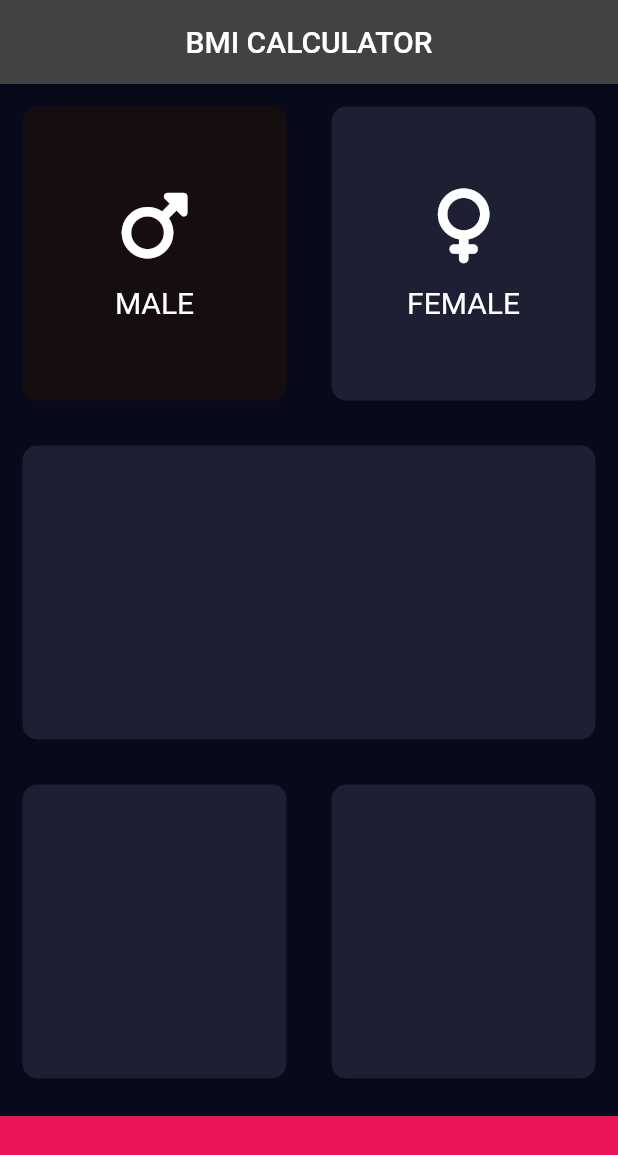
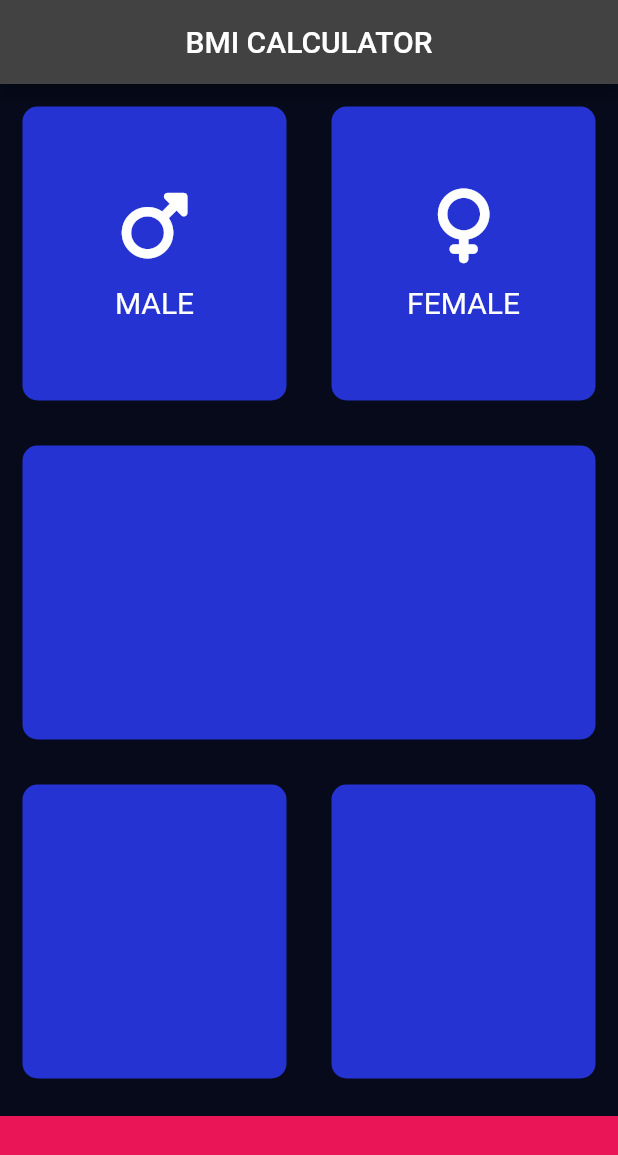
Before and after one commit to shardhayv/BMICalculator, a Flutter app: the screen it shows after launch, after a tap on "MALE", on a phone screen of 412 x 824 dp. Shown: the top 1155 px of the screen. Run offline on Flutter 3.47's test engine with Material 2 defaults, Android fonts, the phone set to English and light mode, and no system bars; our stand-ins replace font_awesome_flutter.

Commit message:
non working code for colour

```diff
--- a/lib/card_view.dart
+++ b/lib/card_view.dart
@@ -1,14 +1,22 @@
 import 'package:flutter/cupertino.dart';
 
 class ReusableCard extends StatelessWidget {
-  const ReusableCard({super.key, required this.colour, this.cardChild});
+  const ReusableCard({
+    super.key,
+    required this.colour,
+    this.cardChild,
+    required this.onPressed,
+  });
 
   final Color colour;
   final Widget? cardChild;
+  final Function() onPressed;
 
   @override
   Widget build(BuildContext context) {
-    return Container(
+    return GestureDetector(
+      onTap: onPressed,
+      child: Container(
         margin: const EdgeInsets.all(15),
         decoration: BoxDecoration(
           color: colour,
@@ -17,6 +25,7 @@ class ReusableCard extends StatelessWidget {
           ),
         ),
         child: cardChild,
+      ),
     );
   }
 }
--- a/lib/input_page.dart
+++ b/lib/input_page.dart
@@ -5,8 +5,8 @@ import 'card_view.dart';
 import 'icon_view.dart';
 
 const bottomContainerHeight = 80.0;
-const cardColour = Color(0xff1D1F33);
-const activeCardCOlour = Color.fromARGB(255, 22, 14, 14);
+const cardColour = Color.fromARGB(255, 37, 51, 210);
+const activeCardCOlour = Colors.yellow;
 const bottomCOntainerColour = Color(0xffEA1556);
 const iconColour = Color(0xffFFFFFF);
 const textColour = Color(0xffFFFFFF);
@@ -58,63 +58,65 @@ class _InputPageState extends State<InputPage> {
             child: Row(
               children: [
                 Expanded(
-                  child: GestureDetector(
-                    onTap: () {
-                      setState(() {
-                        selectedGender = Gender.male;
-                      });
+                  child: ReusableCard(
+                    colour: selectedGender == Gender.male
+                        ? activeCardCOlour
+                        : cardColour,
+                    onPressed: () {
+                      setState(
+                        () {
+                          selectedGender == Gender.male;
+                          print('Male clicked');
                         },
-                    child: ReusableCard(
+                      );
+                    },
                     cardChild: const CardData(
                       textColour: iconColour,
                       iconColour: textColour,
                       iconName: FontAwesomeIcons.mars,
                       label: 'MALE',
                     ),
-                      colour: selectedGender == Gender.male
-                          ? activeCardCOlour
-                          : cardColour,
-                    ),
                   ),
                 ),
                 Expanded(
-                  child: GestureDetector(
-                    onTap: () {
+                  child: ReusableCard(
+                    onPressed: () {
                       setState(() {
-                        selectedGender = Gender.female;
+                        selectedGender == Gender.female;
                       });
                     },
-                    child: ReusableCard(
+                    colour: selectedGender == Gender.female
+                        ? activeCardCOlour
+                        : cardColour,
                     cardChild: const CardData(
                       textColour: iconColour,
                       iconColour: textColour,
                       iconName: FontAwesomeIcons.venus,
                       label: 'FEMALE',
                     ),
-                      colour: selectedGender == Gender.female
-                          ? activeCardCOlour
-                          : cardColour,
-                    ),
                   ),
                 ),
               ],
             ),
           ),
-          const Expanded(
+          Expanded(
             child: ReusableCard(
+              onPressed: () {},
               colour: cardColour,
             ),
           ),
           Expanded(
             child: Row(
-              children: const [
+              children: [
                 Expanded(
                   child: ReusableCard(
+                    onPressed: () {},
                     colour: cardColour,
                   ),
                 ),
                 Expanded(
                   child: ReusableCard(
+                    onPressed: () {},
                     colour: cardColour,
                   ),
                 ),
```
Lines whose indentation alone changed are shown as unchanged.
